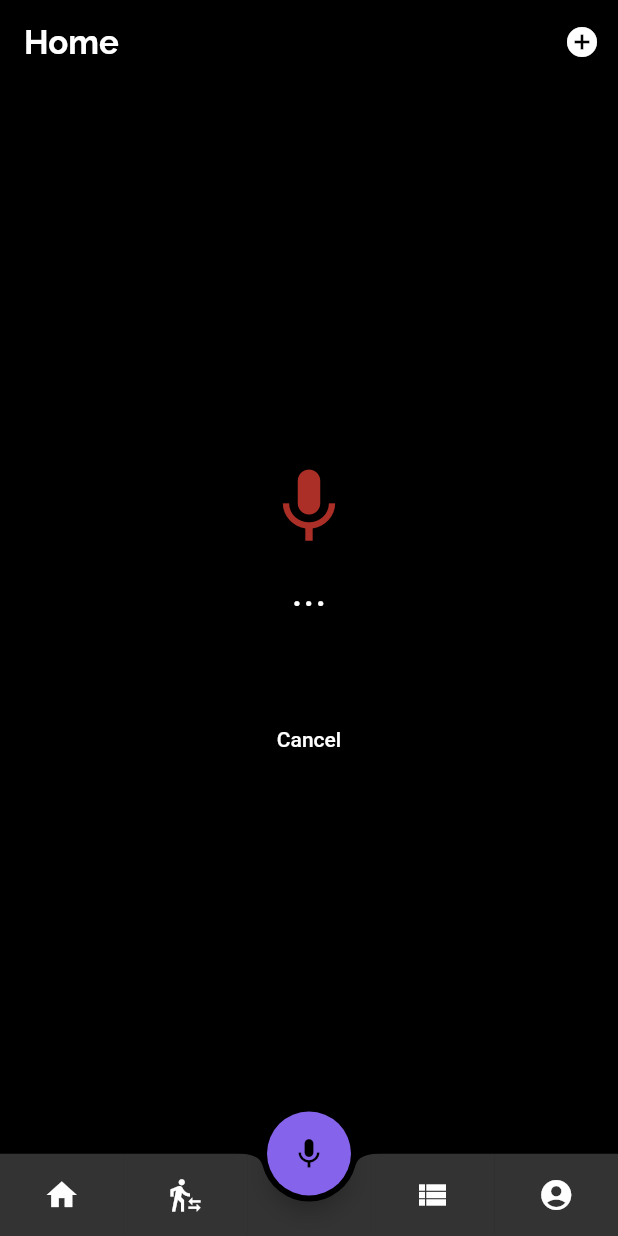
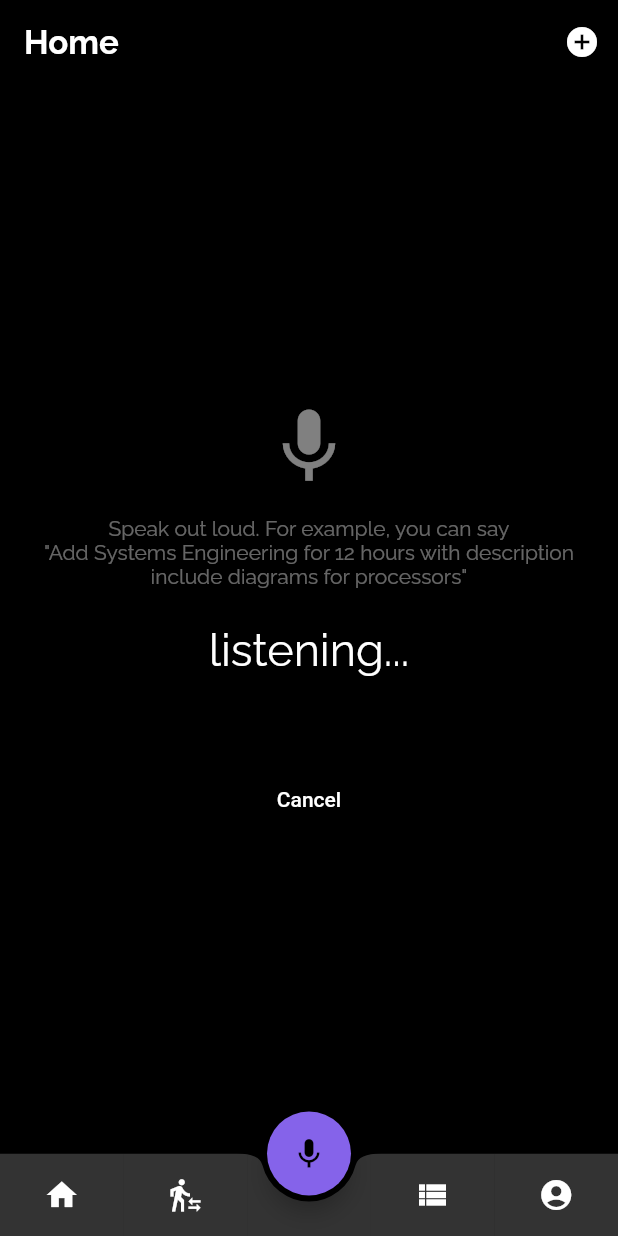
Before and after one commit to riyagnair/timetek, a Flutter app: the screen it shows after launch, after a tap on "Login", after a tap on the "mic" icon, on a phone screen of 412 x 824 dp. Run offline on Flutter 3.47's test engine with Material 2 defaults, Android fonts, the phone set to English and light mode, and no system bars; our stand-ins replace google_fonts, percent_indicator, shared_preferences, speech_to_text; missing offline and left inert: duration.

Commit message:
Update voice input UI to include an example; Update fonts.

```diff
--- a/lib/ui/main_screen.dart
+++ b/lib/ui/main_screen.dart
@@ -207,20 +207,33 @@ class _AppMainScreenState extends State<AppMainScreen> {
             Icon(
               Icons.mic,
               size: 60,
-              color: Colors.red.withOpacity(0.7),
+              color: speech.isListening ? Colors.red.withOpacity(0.7) : Colors.white.withOpacity(0.5),
             ),
+
+            Padding(
+              padding: const EdgeInsets.all(16.0),
+              child: Text(
+                "Speak out loud. For example, you can say\n\"Add Systems Engineering for 12 hours with description include diagrams for processors\"",
+                style: GoogleFonts.raleway(
+                  fontSize: 14,
+                  color: Colors.white.withOpacity(0.4),
+                ),
+                textAlign: TextAlign.center,
+              ),
+            ),
+
             Padding(
               padding: const EdgeInsets.all(8.0),
               child: Text(
                 (){
                   if(lastError != null && lastError.isNotEmpty){
-                    return "Didn't catch that!";
+                    return "Oops! Didn't catch that!";
                   } else if(recognizedWords != null && recognizedWords.isNotEmpty){
                     return "\"$recognizedWords\"";
-                  } else return "...";
+                  } else return "listening...";
                 }(),
                 textAlign: TextAlign.center,
-                style: TextStyle(
+                style: GoogleFonts.raleway(
                   fontSize: 30
                 ),
               ),
```
